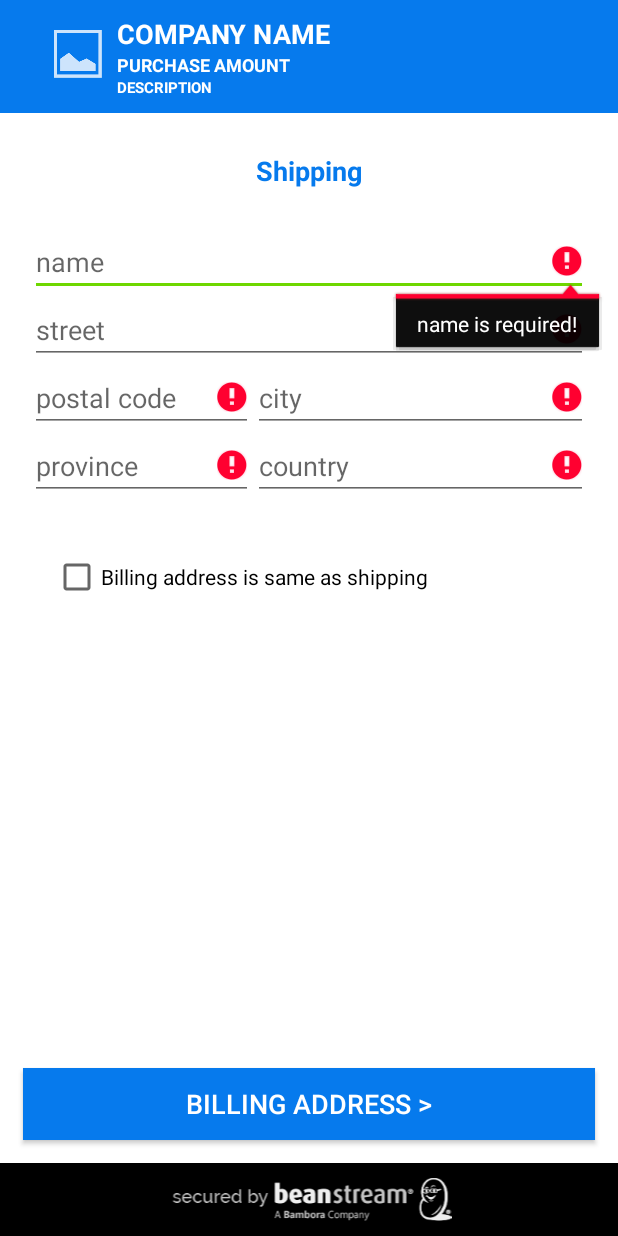
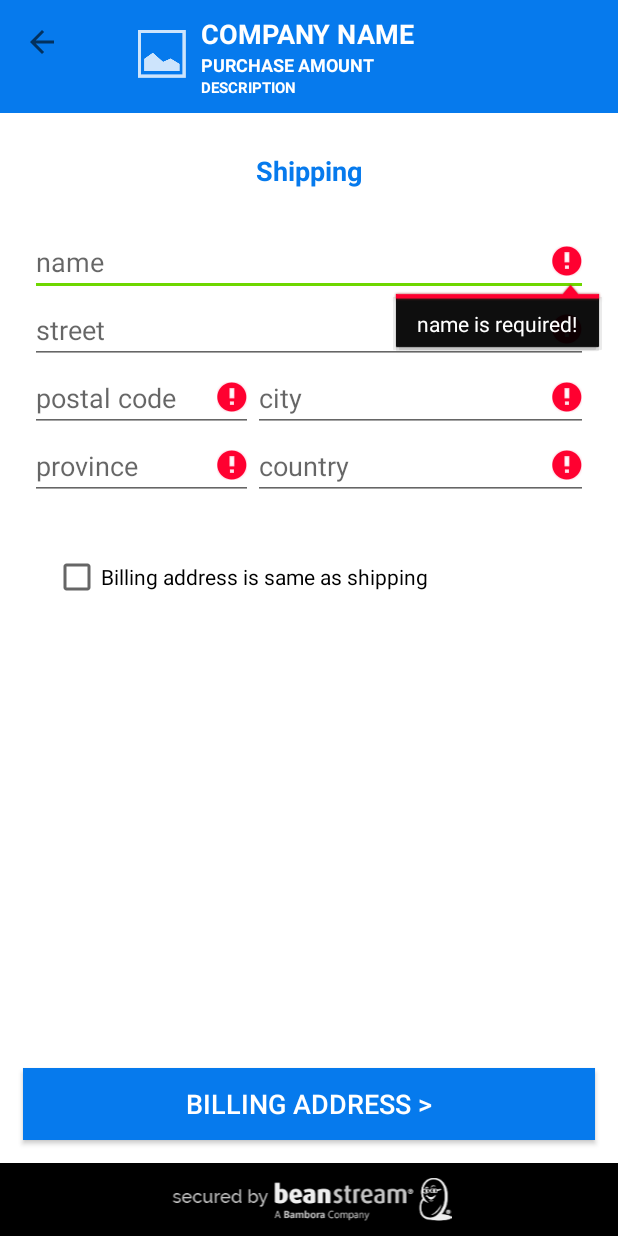
Before and after one commit to bambora/na-android-checkout, an Android app: the PayFormActivity screen opened directly, with no data from a screen before it, after a tap on an icon or button, on a phone screen of 412 x 824 dp. Run offline under Robolectric (Android 15) with nearby library versions, the phone set to English and light mode, and no system bars; 3 statements that could not run were skipped.

Commit message:
MDA-645 Switched backlink to back button on toolbar

```diff
--- a/payform/src/main/java/com/beanstream/payform/activities/PayFormActivity.java
+++ b/payform/src/main/java/com/beanstream/payform/activities/PayFormActivity.java
@@ -11,7 +11,10 @@ import android.app.Fragment;
 import android.app.FragmentManager;
 import android.content.Intent;
 import android.os.Bundle;
-import android.support.v4.app.FragmentActivity;
+import android.support.v7.app.AppCompatActivity;
+import android.support.v7.widget.Toolbar;
+import android.util.Log;
+import android.view.MenuItem;
 import android.view.View;
 import android.widget.TextView;
 
@@ -28,9 +31,8 @@ import com.beanstream.payform.models.Settings;
 import com.beanstream.payform.services.TokenService;
 import com.beanstream.payform.validators.ViewValidator;
 
-public class PayFormActivity extends FragmentActivity implements FragmentManager.OnBackStackChangedListener,
+public class PayFormActivity extends AppCompatActivity implements FragmentManager.OnBackStackChangedListener,
         ShippingFragment.OnBillingCheckBoxChangedListener {
-
     public final static String EXTRA_PAYFORM_RESULT = "com.beanstream.payform.result";
 
     public final static String EXTRA_PURCHASE = "com.beanstream.payform.models.purchase";
@@ -47,12 +49,6 @@ public class PayFormActivity extends FragmentActivity implements FragmentManager
     private CreditCard creditCard;
 
     @Override
-    public void onBackStackChanged() {
-        updateBackLink();
-        updateNextButton();
-    }
-
-    @Override
     protected void onCreate(Bundle savedInstanceState) {
 
         super.onCreate(savedInstanceState);
@@ -64,6 +60,11 @@ public class PayFormActivity extends FragmentActivity implements FragmentManager
         if (settings == null) {
             settings = new Settings();
         }
+
+        Toolbar toolbar = (Toolbar) findViewById(R.id.toolbar_header);
+        setSupportActionBar(toolbar);
+        getSupportActionBar().setDisplayHomeAsUpEnabled(true);
+        getSupportActionBar().setDisplayShowHomeEnabled(true);
 
         Preferences.getInstance(this.getApplicationContext()).saveData(Preferences.TokenRequestTimeoutInSeconds, String.valueOf(settings.getTokenRequestTimeoutInSeconds()));
 
@@ -86,14 +87,13 @@ public class PayFormActivity extends FragmentActivity implements FragmentManager
             updatePrimaryColor();
             updatePurchaseHeader();
         } else {
-            updateBackLink();
             updateNextButton();
         }
     }
 
     private void updatePrimaryColor() {
         findViewById(R.id.button_next).setBackgroundColor(settings.getColor());
-        findViewById(R.id.toolbar_purchase_header).setBackgroundColor(settings.getColor());
+        findViewById(R.id.toolbar_header).setBackgroundColor(settings.getColor());
     }
 
     private void updatePurchaseHeader() {
@@ -110,9 +110,23 @@ public class PayFormActivity extends FragmentActivity implements FragmentManager
 
     //region Navigation
     @Override
+    public void onBackStackChanged() {
+        updateNextButton();
+    }
+
+    @Override
     public void onBackPressed() {
+        if (getFragmentManager().getBackStackEntryCount() > 1) {
+            getFragmentManager().popBackStackImmediate();
+        } else {
+            super.finish();
+        }
+    }
 
-        goToPrevious();
+    @Override
+    public boolean onOptionsItemSelected(MenuItem item) {
+        onBackPressed();
+        return true;
     }
 
     public void next(View view) {
@@ -122,7 +136,7 @@ public class PayFormActivity extends FragmentActivity implements FragmentManager
 
     public void previous(View view) {
 
-        goToPrevious();
+        onBackPressed();
     }
 
     private boolean isBillingRequired() {
@@ -130,7 +144,6 @@ public class PayFormActivity extends FragmentActivity implements FragmentManager
     }
 
     private void goToNext() {
-        String fragmentName = getCurrentFragmentName();
         Fragment fragment = getCurrentFragment();
 
         ViewValidator.validateAllFields(fragment.getView());
@@ -138,7 +151,7 @@ public class PayFormActivity extends FragmentActivity implements FragmentManager
             return;
         }
 
-        if (fragmentName.equals(ShippingFragment.class.getName())) {
+        if (fragment instanceof ShippingFragment) {
             payFormResult.setShipping(((ShippingFragment) fragment).getAddress());
             if (payFormResult.isBillingSameAsShipping()) {
                 payFormResult.setBilling(((ShippingFragment) fragment).getAddress());
@@ -149,11 +162,11 @@ public class PayFormActivity extends FragmentActivity implements FragmentManager
             } else {
                 switchContentToPayment();
             }
-        } else if (fragmentName.equals(BillingFragment.class.getName())) {
+        } else if (fragment instanceof BillingFragment) {
             payFormResult.setBilling(((BillingFragment) fragment).getAddress());
 
             switchContentToPayment();
-        } else if (fragmentName.equals(PaymentFragment.class.getName())) {
+        } else if (fragment instanceof PaymentFragment) {
             payFormResult.setCardInfo(((PaymentFragment) fragment).getCardInfo());
             creditCard = ((PaymentFragment) fragment).getCreditCard();
 
@@ -164,32 +177,9 @@ public class PayFormActivity extends FragmentActivity implements FragmentManager
     private Fragment getCurrentFragment() {
         return getFragmentManager().findFragmentById(R.id.fragment_content);
     }
-
-    private String getCurrentFragmentName() {
-        return getFragmentManager().getBackStackEntryAt(getFragmentManager().getBackStackEntryCount() - 1).getName();
-    }
-
-    private void goToPrevious() {
-        if (getFragmentManager().getBackStackEntryCount() > 1) {
-            getFragmentManager().popBackStackImmediate();
-        } else {
-            super.finish();
-        }
-    }
     //endregion
 
     //region Content Updates
-    private void updateBackLink() {
-        TextView view = ((TextView) findViewById(R.id.back_link));
-        if (view != null) {
-            view.setVisibility(View.GONE);
-            if (getFragmentManager().getBackStackEntryCount() > 1) {
-                view.setText(getTextForBackLink());
-                view.setVisibility(View.VISIBLE);
-            }
-        }
-    }
-
     private void updateNextButton() {
         TextView view = ((TextView) findViewById(R.id.button_next));
         if (view != null) {
@@ -197,30 +187,21 @@ public class PayFormActivity extends FragmentActivity implements FragmentManager
         }
     }
 
-    private String getTextForBackLink() {
-        String backFragName = getFragmentManager().getBackStackEntryAt(getFragmentManager().getBackStackEntryCount() - 2).getName();
+    private String getTextForNextButton() {
+        Fragment fragment = getCurrentFragment();
 
-        if (backFragName.equals(BillingFragment.class.getName())) {
-            return getResources().getString(R.string.back_to_billing);
-        } else if (backFragName.equals(ShippingFragment.class.getName())) {
-            return getResources().getString(R.string.back_to_shipping);
-        } else {
-            return getResources().getString(R.string.back_to_shipping);
-        }
-    }
-
-    private String getTextForNextButton() {
-        String thisFragName = getFragmentManager().getBackStackEntryAt(getFragmentManager().getBackStackEntryCount() - 1).getName();
-
-        if (thisFragName.equals(ShippingFragment.class.getName())) {
+        if (fragment instanceof ShippingFragment) {
+            Log.d("getTextForNextButton", "ShippingFragment");
             if (isBillingRequired()) {
+                Log.d("getTextForNextButton", "ShippingFragment isBillingRequired");
                 return getResources().getString(R.string.next_button_to_billing);
             } else {
                 return getResources().getString(R.string.next_button_to_payment);
             }
-        } else if (thisFragName.equals(BillingFragment.class.getName())) {
+        } else if (fragment instanceof BillingFragment) {
             return getResources().getString(R.string.next_button_to_payment);
         } else {
+            Log.d("getTextForNextButton", "Other");
             return getResources().getString(R.string.next_button_to_process) + " " + purchase.getFormattedAmount();
         }
     }
@@ -234,14 +215,14 @@ public class PayFormActivity extends FragmentActivity implements FragmentManager
 
     private void switchContentToBilling() {
         getFragmentManager().beginTransaction()
-                .replace(R.id.fragment_content, new BillingFragment().newInstance(settings.getColor()))
+                .replace(R.id.fragment_content, BillingFragment.newInstance(settings.getColor()))
                 .addToBackStack(BillingFragment.class.getName())
                 .commit();
     }
 
     private void switchContentToPayment() {
         getFragmentManager().beginTransaction()
-                .replace(R.id.fragment_content, new PaymentFragment().newInstance(settings.getColor()))
+                .replace(R.id.fragment_content, PaymentFragment.newInstance(settings.getColor()))
                 .addToBackStack(PaymentFragment.class.getName())
                 .commit();
     }
--- a/payform/src/main/res/layout/activity_pay_form.xml
+++ b/payform/src/main/res/layout/activity_pay_form.xml
@@ -12,7 +12,7 @@
 
     <!--Header-->
     <include
-        android:id="@+id/toolbar_purchase_header"
+        android:id="@+id/toolbar_header"
         layout="@layout/toolbar_purchase_header" />
 
     <!--Content-->
@@ -20,7 +20,7 @@
         android:id="@+id/fragment_content"
         android:layout_width="match_parent"
         android:layout_height="match_parent"
-        android:layout_below="@id/toolbar_purchase_header" />
+        android:layout_below="@id/toolbar_header" />
 
     <!-- Next Button-->
     <Button
--- a/payform/src/main/res/layout/activity_processing.xml
+++ b/payform/src/main/res/layout/activity_processing.xml
@@ -12,7 +12,7 @@
 
     <!--Header-->
     <include
-        android:id="@+id/toolbar_purchase_header"
+        android:id="@+id/toolbar_header"
         layout="@layout/toolbar_purchase_header" />
 
     <!--Content-->
--- a/payform/src/main/res/layout/toolbar_purchase_header.xml
+++ b/payform/src/main/res/layout/toolbar_purchase_header.xml
@@ -2,9 +2,10 @@
   ~ Copyright (c) 2016 Beanstream Internet Commerce, Inc. All rights reserved.
   -->
 <android.support.v7.widget.Toolbar xmlns:android="http://schemas.android.com/apk/res/android"
-    android:id="@+id/toolbar_header"
+    android:id="@+id/toolbar_purchase_header"
     android:layout_width="match_parent"
-    android:layout_height="wrap_content" >
+    android:layout_height="wrap_content"
+    android:background="@color/bicPrimary">
 
     <RelativeLayout xmlns:android="http://schemas.android.com/apk/res/android"
         xmlns:tools="http://schemas.android.com/tools"
```
Also changed, not shown: payform/src/main/java/com/beanstream/payform/activities/ProcessingActivity.java (+9 -3 lines).
